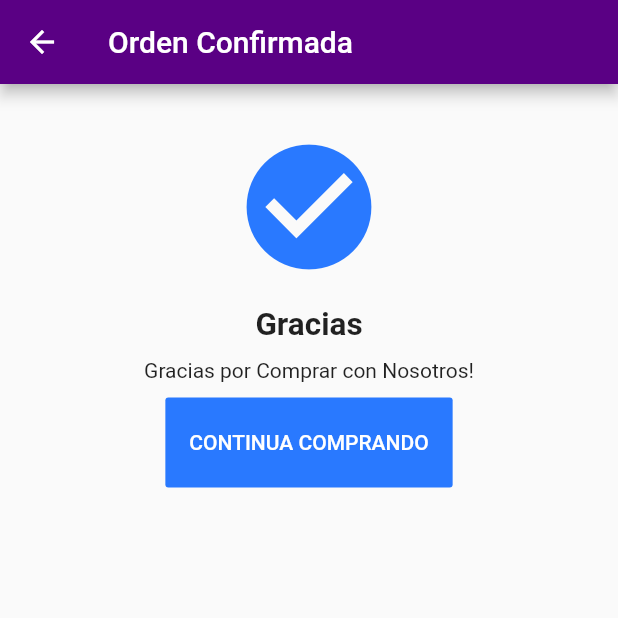
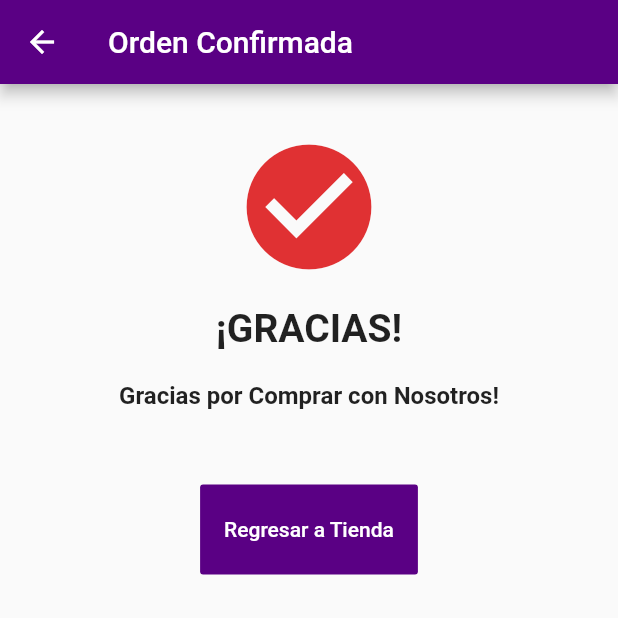
Before and after one commit to gongora7/saludableexpress, a Flutter app: the ThankYou screen opened directly, on a phone screen of 412 x 824 dp, the top half of it. Run offline on Flutter 3.47's test engine with Material 2 defaults, Android fonts, the phone set to English and light mode, and no system bars; our stand-ins replace bloc, cached_network_image, carousel_slider, dio, equatable, firebase_auth and 9 more; missing offline and left inert: flutter_login_facebook, onesignal_flutter, stripe_payment; accounts and stored records are empty; generated files the repository leaves out were written again; network calls fail.

Commit message:
Cambios en UX/UI easy store
Cambios en Detalles de Colores en Proyecto, varias pantallas afectadas

```diff
--- a/lib/src/ui/pages/my_favorites.dart
+++ b/lib/src/ui/pages/my_favorites.dart
@@ -17,7 +17,7 @@ class _MyFavoritesState extends State<MyFavorites> {
   Widget build(BuildContext context) {
     return Scaffold(
       appBar: AppBar(
-        title: Text("My Favorites"),
+        title: Text("Lista de Deseos"),
       ),
       body: Products(
           "wishlist", "", false, false, true, widget._toProductDetailPage),
--- a/lib/src/ui/screens/billing_address_page.dart
+++ b/lib/src/ui/screens/billing_address_page.dart
@@ -108,7 +108,7 @@ class MyCustomFormState extends State<MyCustomForm> {
   @override
   Widget build(BuildContext context) {
     return Container(
-      decoration: BoxDecoration(color: Colors.orange.shade50),
+      decoration: BoxDecoration(color: Colors.grey.shade200),
       padding: EdgeInsets.all(20.0),
       child: Form(
         key: _formKey,
@@ -494,7 +494,7 @@ class MyCustomFormState extends State<MyCustomForm> {
               Container(
                 width: MediaQuery.of(context).size.width,
                 child: FlatButton(
-                  color: Colors.green[500],
+                  color: Color.fromRGBO(224, 49, 51, 1),
                   height: 60.0,
                   materialTapTargetSize: MaterialTapTargetSize.shrinkWrap,
                   onPressed: () {
--- a/lib/src/ui/screens/product_detail_page.dart
+++ b/lib/src/ui/screens/product_detail_page.dart
@@ -296,7 +296,7 @@ class _ProductDetailPageState extends State<ProductDetailPage> {
                               ? Text("EN STOCK",
                                   style: TextStyle(
                                       fontWeight: FontWeight.w600,
-                                      color: Colors.green.shade600,
+                                      color: Color.fromRGBO(224, 49, 51, 1),
                                       fontSize: 18.0))
                               : Text("NO STOCK",
                                   style: TextStyle(
@@ -466,7 +466,7 @@ class _ProductDetailPageState extends State<ProductDetailPage> {
                       color: (response.stock <= 0 &&
                               widget._product.productsType != 2)
                           ? Colors.orange.shade600
-                          : Colors.green.shade600,
+                          : Color.fromRGBO(224, 49, 51, 1),
                       child: Row(children: [
                         Expanded(
                           child: Text(
--- a/lib/src/ui/screens/shipping_address_page.dart
+++ b/lib/src/ui/screens/shipping_address_page.dart
@@ -147,7 +147,7 @@ class MyCustomFormState extends State<MyCustomForm> {
 
   Widget buildFormData(BuildContext context, MyAddress address) {
     return Container(
-      decoration: BoxDecoration(color: Colors.orange.shade50),
+      decoration: BoxDecoration(color: Colors.grey.shade200),
       padding: EdgeInsets.all(20.0),
       child: Column(
         children: [
@@ -568,7 +568,7 @@ class MyCustomFormState extends State<MyCustomForm> {
           Container(
             width: MediaQuery.of(context).size.width,
             child: FlatButton(
-              color: Colors.green[500],
+              color: Color.fromRGBO(224, 49, 51, 1),
               height: 60.0,
               materialTapTargetSize: MaterialTapTargetSize.shrinkWrap,
               onPressed: () {
--- a/lib/src/ui/screens/shipping_methods_page.dart
+++ b/lib/src/ui/screens/shipping_methods_page.dart
@@ -122,7 +122,7 @@ class _ShippingMethodsState extends State<ShippingMethods> {
             bottom: 0,
             width: MediaQuery.of(context).size.width,
             child: FlatButton(
-              color: Colors.green[500],
+              color: Color.fromRGBO(224, 49, 51, 1),
               height: 70.0,
               materialTapTargetSize: MaterialTapTargetSize.shrinkWrap,
               onPressed: () {
--- a/lib/src/ui/screens/thankyou_page.dart
+++ b/lib/src/ui/screens/thankyou_page.dart
@@ -23,17 +23,32 @@ class ThankYou extends StatelessWidget {
               Padding(
                 padding: EdgeInsets.all(16.0),
                 child: IconTheme(
-                    data: IconThemeData(color: Colors.blueAccent[400]),
-                    child: Icon(Icons.check_circle, size: 100.0,)),
+                    data: IconThemeData(color: Color.fromRGBO(224, 49, 51, 1)),
+                    child: Icon(
+                      Icons.check_circle,
+                      size: 100.0,
+                    )),
               ),
-              Text("Gracias", style: TextStyle(fontSize: 21.0, fontWeight: FontWeight.bold),),
-              SizedBox(height: 10.0,),
-              Text("Gracias por Comprar con Nosotros!"),
-              SizedBox(height: 10.0,),
+              Text(
+                "¡Gracias!".toUpperCase(),
+                style: TextStyle(fontSize: 26.0, fontWeight: FontWeight.bold),
+              ),
+              SizedBox(
+                height: 20.0,
+              ),
+              Text("Gracias por Comprar con Nosotros!",
+                  style:
+                      TextStyle(fontSize: 16.0, fontWeight: FontWeight.bold)),
+              SizedBox(
+                height: 50.0,
+              ),
               FlatButton(
-                color: Colors.blueAccent[400],
+                color: Color.fromRGBO(90, 0, 132, 1),
                 height: 60.0,
-                child: Text("CONTINUA COMPRANDO", style: TextStyle(color: Colors.white),),
+                child: Text(
+                  "Regresar a Tienda",
+                  style: TextStyle(color: Colors.white),
+                ),
                 onPressed: () {
                   popBackStackToHome(context);
                 },
--- a/lib/src/ui/widgets/products_widget.dart
+++ b/lib/src/ui/widgets/products_widget.dart
@@ -524,13 +524,14 @@ class _ProductsState extends State<Products>
                                     : (product.productsType != 0)
                                         ? "Ver Producto"
                                         : (product.defaultStock > 0)
-                                            ? "Agregado a bolsa"
+                                            ? "Agregar a bolsa"
                                             : "Sin Stock",
                                 style: TextStyle(color: Colors.white),
                               ),
                               materialTapTargetSize:
                                   MaterialTapTargetSize.shrinkWrap),
                           width: double.infinity,
+                          height: 55,
                         ),
                       ],
                     ),
```
Also changed, not shown: lib/src/ui/screens/cart_screen.dart (+16 -16 lines), lib/src/ui/screens/checkout_page.dart (+19 -16 lines), lib/src/ui/screens/home_screen.dart (+37 -1 lines).
